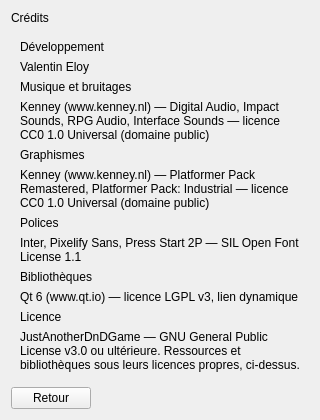
The window that Source/Elements/UI/CreditsScreen.ui (azertval/JustAnotherDnDGame) describes before a commit, drawn with Qt 5.
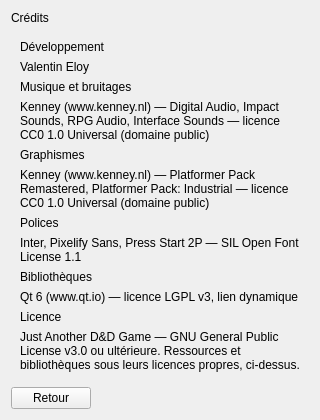
The same window after the commit. Custom widgets are drawn as their Qt base class.

Diff of the .ui file:
```diff
--- a/Source/Elements/UI/CreditsScreen.ui
+++ b/Source/Elements/UI/CreditsScreen.ui
@@ -138,7 +138,7 @@
          <!-- La licence du JEU, distincte de celles ci-dessus : les ressources restent sous CC0 et
               SIL OFL, Qt sous LGPLv3. Le dire ici evite de laisser croire que tout est GPL. -->
          <property name="wordWrap"><bool>true</bool></property>
-         <property name="text"><string>JustAnotherDnDGame — GNU General Public License v3.0 ou ultérieure. Ressources et bibliothèques sous leurs licences propres, ci-dessus.</string></property>
+         <property name="text"><string>Just Another D&amp;D Game — GNU General Public License v3.0 ou ultérieure. Ressources et bibliothèques sous leurs licences propres, ci-dessus.</string></property>
         </widget>
        </item>
     </layout>
```
